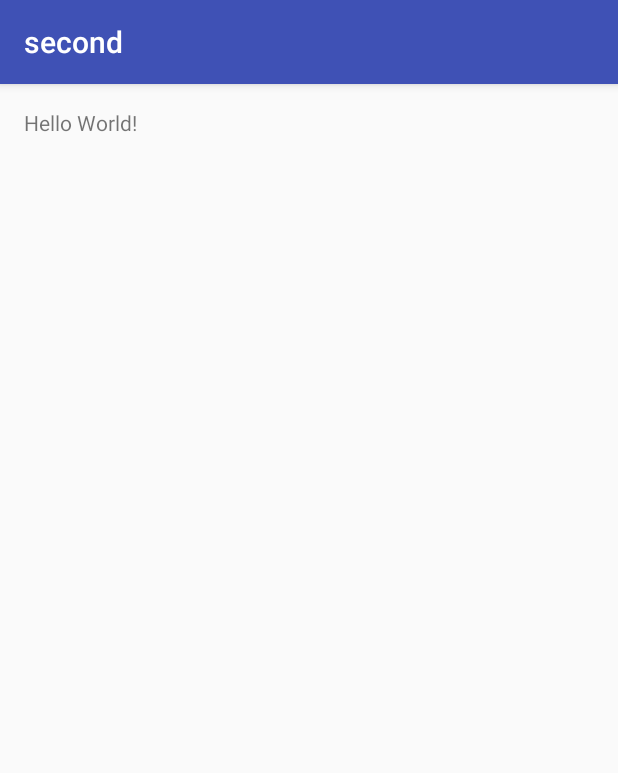
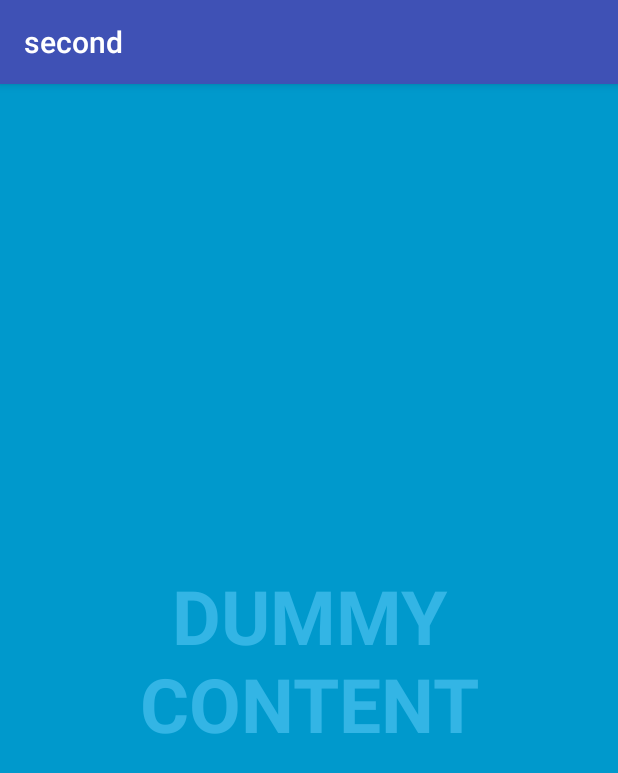
Before and after one commit to gamebrodev/second, an Android app: the screen it shows after launch (MainActivity before the commit, SplashScreen after it), on a phone screen of 412 x 824 dp. Shown: the top 773 px of the screen. Run offline under Robolectric (Android 15) with nearby library versions, the phone set to English and light mode, and no system bars.

Commit message:
splash activity menu activity

```diff
--- a/app/build.gradle
+++ b/app/build.gradle
@@ -23,4 +23,5 @@ dependencies {
     compile fileTree(dir: 'libs', include: ['*.jar'])
     testCompile 'junit:junit:4.12'
     compile 'com.android.support:appcompat-v7:23.3.0'
+    compile 'com.android.support:support-v4:23.3.0'
 }
--- a/app/src/main/java/gamebrodev/de/second/MainActivity.java
+++ /dev/null
@@ -1,15 +0,0 @@
-package gamebrodev.de.second;
-
-import android.support.v7.app.AppCompatActivity;
-import android.os.Bundle;
-
-public class MainActivity extends AppCompatActivity {
-
-    @Override
-    protected void onCreate(Bundle savedInstanceState) {
-        super.onCreate(savedInstanceState);
-        setContentView(R.layout.activity_main);
-    }
-
-    //Testnachricht zum Testen von merge
-}
--- /dev/null
+++ b/app/src/main/java/gamebrodev/de/second/SplashScreen.java
@@ -0,0 +1,57 @@
+package gamebrodev.de.second;
+
+import android.annotation.SuppressLint;
+import android.content.Intent;
+import android.media.MediaPlayer;
+import android.support.annotation.Nullable;
+import android.support.v7.app.ActionBar;
+import android.support.v7.app.AppCompatActivity;
+import android.os.Bundle;
+import android.os.Handler;
+import android.view.MotionEvent;
+import android.view.View;
+
+
+public class SplashScreen extends AppCompatActivity {
+
+    MediaPlayer ourSound;
+
+    @Override
+    protected void onCreate(Bundle savedInstanceState) {
+
+        super.onCreate(savedInstanceState);
+        setContentView(R.layout.activity_splash_screen);
+
+        ourSound = MediaPlayer.create(SplashScreen.this, R.raw.splash);
+        ourSound.start();
+
+        /** Dieser Thread zeigt einen StartScreen für x Sekunden bevor die App startet */
+        Thread timer = new Thread() {
+            public void run() {
+                try {
+                    sleep(5000);
+                } catch (InterruptedException e) {
+                    e.printStackTrace();
+                } finally {
+                    try {
+                        Class myClass = Class.forName("gamebrodev.de.second.Menu");
+                        Intent openMenu = new Intent(SplashScreen.this, myClass);
+                        startActivity(openMenu);
+                    } catch (ClassNotFoundException e) {
+                        e.printStackTrace();
+                    }
+                }
+            }
+        };
+        timer.start();
+    }
+
+    @Override
+    protected void onPause() {
+        super.onPause();
+        /* beendet den Startsound vor dem nächsten Screen */
+        ourSound.release();
+        /* beendet den Splashscreen */
+        finish();
+    }
+}
--- a/app/src/main/res/layout/activity_main.xml
+++ /dev/null
@@ -1,16 +0,0 @@
-<?xml version="1.0" encoding="utf-8"?>
-<RelativeLayout xmlns:android="http://schemas.android.com/apk/res/android"
-    xmlns:tools="http://schemas.android.com/tools"
-    android:layout_width="match_parent"
-    android:layout_height="match_parent"
-    android:paddingBottom="@dimen/activity_vertical_margin"
-    android:paddingLeft="@dimen/activity_horizontal_margin"
-    android:paddingRight="@dimen/activity_horizontal_margin"
-    android:paddingTop="@dimen/activity_vertical_margin"
-    tools:context="gamebrodev.de.second.MainActivity">
-
-    <TextView
-        android:layout_width="wrap_content"
-        android:layout_height="wrap_content"
-        android:text="Hello World!" />
-</RelativeLayout>
--- /dev/null
+++ b/app/src/main/res/layout/activity_splash_screen.xml
@@ -0,0 +1,25 @@
+<FrameLayout xmlns:android="http://schemas.android.com/apk/res/android"
+    xmlns:tools="http://schemas.android.com/tools"
+    android:layout_width="match_parent"
+    android:layout_height="match_parent"
+    android:background="#0099cc"
+    tools:context="gamebrodev.de.second.SplashScreen">
+
+    <!-- The primary full-screen view. This can be replaced with whatever view
+         is needed to present your content, e.g. VideoView, SurfaceView,
+         TextureView, etc. -->
+    <TextView
+        android:id="@+id/splash_content"
+        android:layout_width="match_parent"
+        android:layout_height="match_parent"
+        android:gravity="center"
+        android:keepScreenOn="true"
+        android:text="@string/dummy_content"
+        android:textColor="#33b5e5"
+        android:textSize="50sp"
+        android:textStyle="bold" />
+
+    <!-- This FrameLayout insets its children based on system windows using
+         android:fitsSystemWindows. -->
+
+</FrameLayout>
--- a/app/src/main/res/values/colors.xml
+++ b/app/src/main/res/values/colors.xml
@@ -3,4 +3,6 @@
     <color name="colorPrimary">#3F51B5</color>
     <color name="colorPrimaryDark">#303F9F</color>
     <color name="colorAccent">#FF4081</color>
+
+    <color name="black_overlay">#66000000</color>
 </resources>
--- a/app/src/main/res/values/strings.xml
+++ b/app/src/main/res/values/strings.xml
@@ -1,3 +1,8 @@
 <resources>
     <string name="app_name">second</string>
+
+    <string name="title_activity_splash_screen">SplashScreen</string>
+    <string name="dummy_button">Dummy Button</string>
+    <string name="dummy_content">DUMMY\nCONTENT</string>
+    <string name="menu_head">Menu</string>
 </resources>
```
Also changed, not shown: app/src/main/AndroidManifest.xml (+6 -2 lines), app/src/main/java/gamebrodev/de/second/Menu.java (added, +22 -0 lines), app/src/main/res/layout/activity_menu.xml (added, +35 -0 lines), app/src/main/res/values/attrs.xml (added, +12 -0 lines), app/src/main/res/values/styles.xml (+12 -0 lines), 1 other file.
